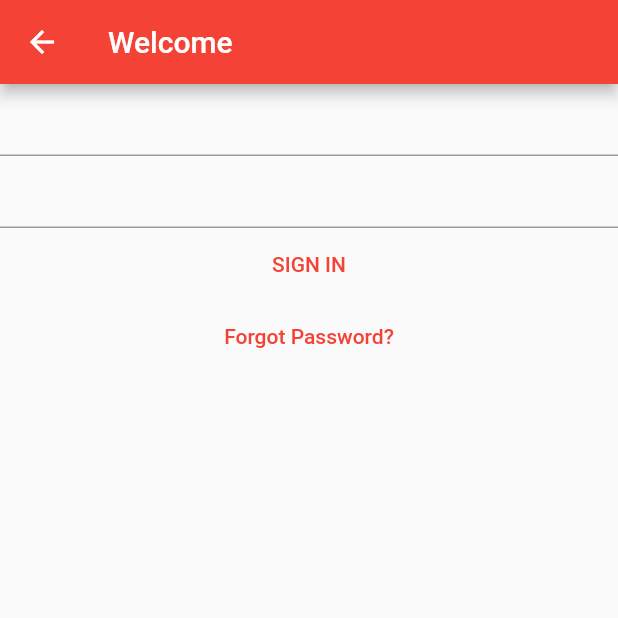
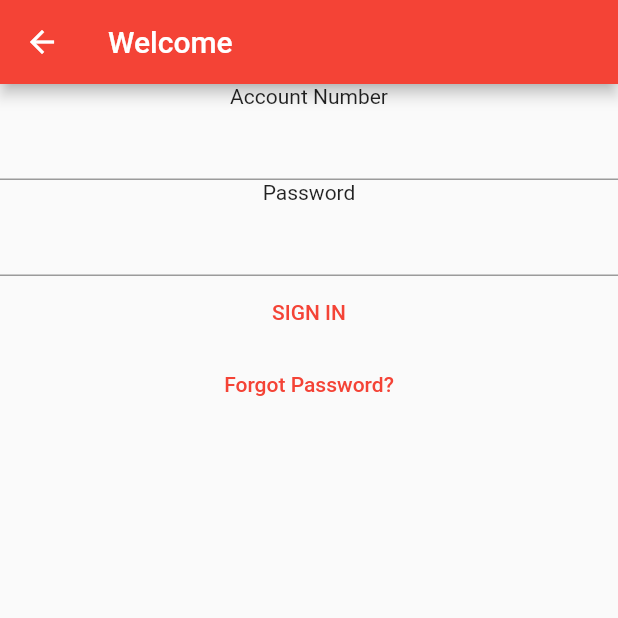
Before and after one commit to awisa-cpu/simplebankapp, a Flutter app: the Login screen opened by its route, on a phone screen of 412 x 824 dp, the top half of it. Run offline on Flutter 3.47's test engine with Material 2 defaults, Android fonts, the phone set to English and light mode, and no system bars.

Commit message:
initial commit 1.5.0

```diff
--- a/lib/views/home.dart
+++ b/lib/views/home.dart
@@ -101,7 +101,10 @@ class HomePage extends StatelessWidget {
               onSelected: (value) {
                 switch (value) {
                   case MenuAction.signout:
-                    Navigator.of(context).pushNamed(login);
+                    Navigator.of(context).pushNamedAndRemoveUntil(
+                      login,
+                      (route) => false,
+                    );
                     break;
                   default:
                 }
--- a/lib/views/login.dart
+++ b/lib/views/login.dart
@@ -9,6 +9,23 @@ class Login extends StatefulWidget {
 }
 
 class _LoginState extends State<Login> {
+  late TextEditingController _accNumber;
+  late TextEditingController _password;
+
+  @override
+  void initState() {
+    _accNumber = TextEditingController();
+    _password = TextEditingController();
+    super.initState();
+  }
+
+  @override
+  void dispose() {
+    _accNumber.dispose();
+    _password.dispose();
+    super.dispose();
+  }
+
   @override
   Widget build(BuildContext context) {
     return Scaffold(
@@ -17,8 +34,19 @@ class _LoginState extends State<Login> {
       ),
       body: Column(
         children: [
-          const TextField(),
-          const TextField(),
+          const Text('Account Number'),
+          TextField(
+            controller: _accNumber,
+            autocorrect: false,
+            enableSuggestions: false,
+          ),
+          const Text('Password'),
+          TextField(
+            controller: _password,
+            autocorrect: false,
+            enableSuggestions: false,
+            obscureText: true,
+          ),
           TextButton(
             onPressed: () {
               Navigator.of(context).pushNamedAndRemoveUntil(
```
